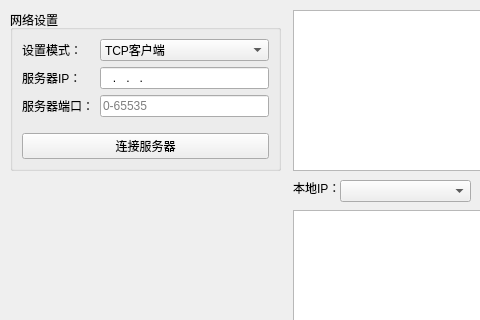
Above: pyqtLife/ui/net_assist_widget.ui from lujing1124/practise_test before the change; both pictures show x 0 to 480 and y 0 to 320 of the 667 by 465 pixel window. Below: the same form after it.
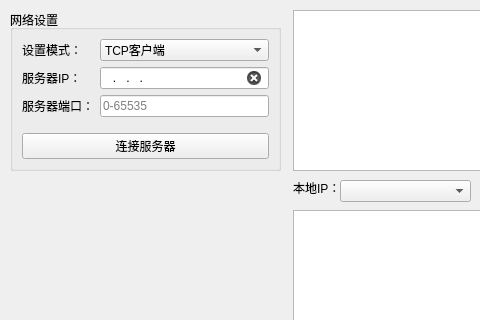
That is the form after the change. Icons and pictures are not drawn.

Patch:
```diff
--- a/pyqtLife/ui/net_assist_widget.ui
+++ b/pyqtLife/ui/net_assist_widget.ui
@@ -66,6 +66,12 @@
         <property name="inputMask">
          <string>000.000.000.000</string>
         </property>
+        <property name="dragEnabled">
+         <bool>false</bool>
+        </property>
+        <property name="clearButtonEnabled">
+         <bool>true</bool>
+        </property>
        </widget>
       </item>
       <item row="2" column="0">
```
Left out of the diff: 7 changed lines with no effect on the pictures.
